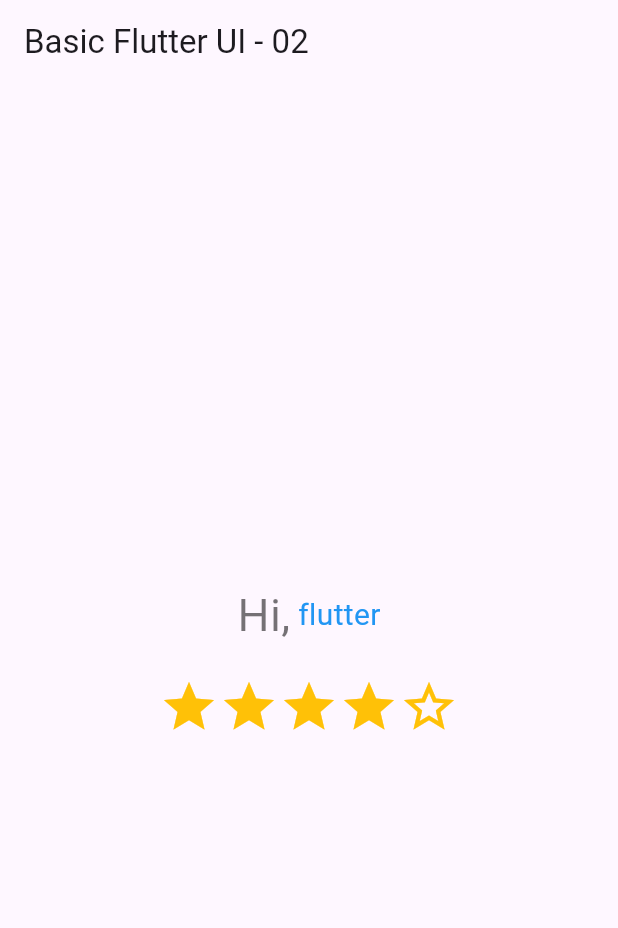
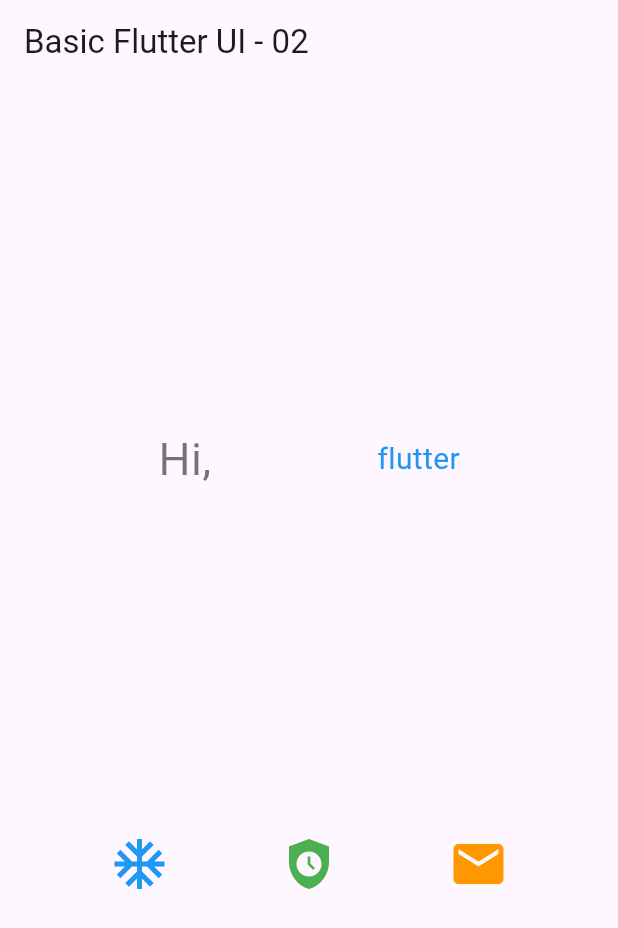
Before and after one commit to turzo1061/flutter_application_lab05, a Flutter app: the screen it shows after launch, on a phone screen of 412 x 824 dp. Shown: the top 928 px of the screen. Run offline on Flutter 3.47's test engine with Material 3 defaults, Android fonts, the phone set to English and light mode, and no system bars.

Commit message:
Space evenly icons ac unit safety check mail with container

```diff
--- a/lib/main.dart
+++ b/lib/main.dart
@@ -18,11 +18,11 @@ class MyApp extends StatelessWidget {
         body: Container(
           height: double.infinity,
           child: Column(
+            mainAxisAlignment: MainAxisAlignment.spaceEvenly,
             crossAxisAlignment: CrossAxisAlignment.center,
-            mainAxisAlignment: MainAxisAlignment.center,
             children: [
               Row(
-                mainAxisAlignment: MainAxisAlignment.center,
+                mainAxisAlignment: MainAxisAlignment.spaceEvenly,
                 crossAxisAlignment: CrossAxisAlignment.center,
                 children: [
                   Text(
@@ -41,34 +41,23 @@ class MyApp extends StatelessWidget {
                   ),
                 ],
               ),
-              const SizedBox(height: 20),
               Row(
-                mainAxisAlignment: MainAxisAlignment.center,
+                mainAxisAlignment: MainAxisAlignment.spaceEvenly,
                 crossAxisAlignment: CrossAxisAlignment.center,
                 children: [
                   Icon(
-                    Icons.star,
-                    color: Colors.amber,
+                    Icons.ac_unit,
+                    color: Colors.blue,
                     size: 40,
                   ),
                   Icon(
-                    Icons.star,
-                    color: Colors.amber,
+                    Icons.safety_check,
+                    color: Colors.green,
                     size: 40,
                   ),
                   Icon(
-                    Icons.star,
-                    color: Colors.amber,
-                    size: 40,
-                  ),
-                  Icon(
-                    Icons.star,
-                    color: Colors.amber,
-                    size: 40,
-                  ),
-                  Icon(
-                    Icons.star_border,
-                    color: Colors.amber,
+                    Icons.mail,
+                    color: Colors.orange,
                     size: 40,
                   ),
                 ],
```
